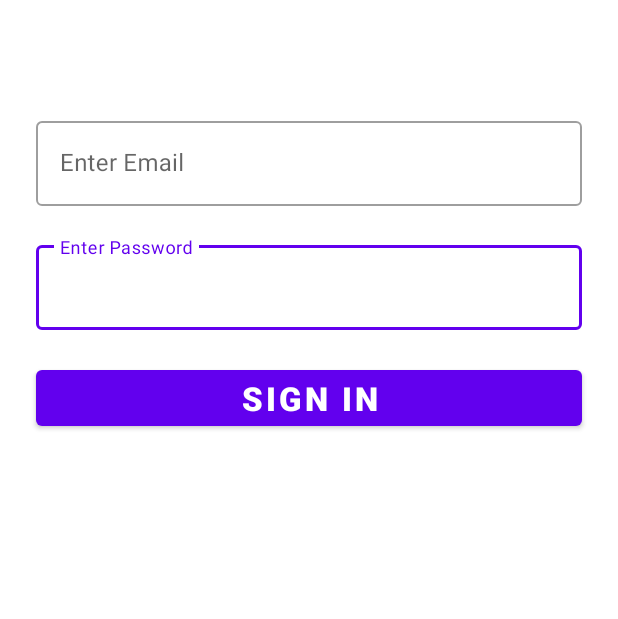
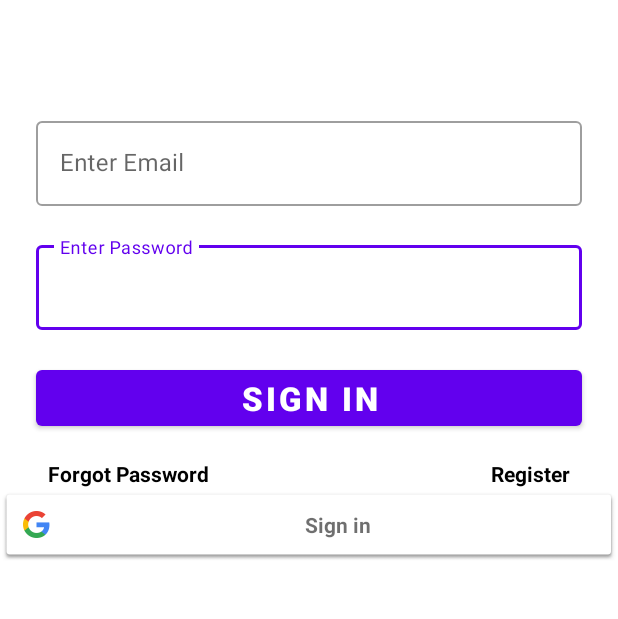
Before and after one commit to legion-11/CMediacal, an Android app: the screen it shows after launch (MainActivity), on a phone screen of 412 x 824 dp, the part 297-916 px from its top. Run offline under Robolectric (Android 15) with nearby library versions, the phone set to English and light mode, and no system bars; our stand-ins replace Firebase (no records; nobody signed in at launch, a user with empty details on screens opened directly).

Commit message:
addition of google auth and FilterListDialog adapter

```diff
--- a/app/build.gradle
+++ b/app/build.gradle
@@ -40,7 +40,12 @@ dependencies {
     implementation 'androidx.appcompat:appcompat:1.2.0'
     implementation 'com.google.android.material:material:1.3.0'
     implementation 'androidx.constraintlayout:constraintlayout:2.0.4'
+
     implementation 'com.google.firebase:firebase-auth:20.0.2'
+    implementation platform('com.google.firebase:firebase-bom:26.5.0')
+    implementation 'com.google.firebase:firebase-auth-ktx'
+    implementation 'com.google.android.gms:play-services-auth:19.0.0'
+
     implementation 'com.google.firebase:firebase-firestore:22.1.0'
     implementation 'androidx.navigation:navigation-fragment-ktx:2.3.3'
     implementation 'androidx.navigation:navigation-ui-ktx:2.3.3'
@@ -54,4 +59,5 @@ dependencies {
 
     implementation 'org.jetbrains.kotlinx:kotlinx-coroutines-core:1.4.1'
     implementation 'org.jetbrains.kotlinx:kotlinx-coroutines-android:1.4.1'
+
 }
--- a/app/src/main/java/com/dmytroandriichuk/cmediacal/MainActivity.kt
+++ b/app/src/main/java/com/dmytroandriichuk/cmediacal/MainActivity.kt
@@ -13,12 +13,19 @@ import androidx.appcompat.app.AppCompatActivity
 import androidx.fragment.app.FragmentManager
 import androidx.fragment.app.FragmentTransaction
 import com.dmytroandriichuk.cmediacal.dialog.OfflineDialog
+import com.google.android.gms.auth.api.signin.GoogleSignIn
+import com.google.android.gms.auth.api.signin.GoogleSignInClient
+import com.google.android.gms.auth.api.signin.GoogleSignInOptions
+import com.google.android.gms.common.SignInButton
+import com.google.android.gms.common.api.ApiException
 import com.google.android.material.textfield.TextInputLayout
 import com.google.firebase.auth.FirebaseAuth
+import com.google.firebase.auth.GoogleAuthProvider
 
 //screen for log in
 class MainActivity : AppCompatActivity(), OfflineDialog.OfflineDialogListener {
     private lateinit var mAuth: FirebaseAuth
+    private lateinit var googleSignInClient: GoogleSignInClient
 
     private lateinit var emailET: EditText
     private lateinit var passwordET: EditText
@@ -30,7 +37,45 @@ class MainActivity : AppCompatActivity(), OfflineDialog.OfflineDialogListener {
         super.onCreate(savedInstanceState)
         setContentView(R.layout.activity_main)
         mAuth = FirebaseAuth.getInstance()
+        val gso = GoogleSignInOptions.Builder(GoogleSignInOptions.DEFAULT_SIGN_IN)
+                .requestIdToken(getString(R.string.default_web_client_id))
+                .requestEmail()
+                .build()
+        googleSignInClient = GoogleSignIn.getClient(this, gso)
 
+
+        emailET = findViewById(R.id.emailET)
+        passwordET = findViewById(R.id.passwordET)
+        progressBar = findViewById(R.id.log_in_progress_bar)
+
+        val sharedPreferences = getSharedPreferences("user default", Context.MODE_PRIVATE)
+        emailET.setText(sharedPreferences.getString("Email", ""))
+
+        emailLayout = findViewById(R.id.emailLayout)
+        passwordLayout = findViewById(R.id.passwordLayout)
+        val signInButton = findViewById<Button>(R.id.sign_in_with_email_button)
+        signInButton.setOnClickListener {
+            signInWithEmail()
+        }
+
+        val forgetPasswordButton = findViewById<TextView>(R.id.forget_password_TV)
+        forgetPasswordButton.setOnClickListener {
+            goToRestorePasswordActivity()
+        }
+
+        val registerButton = findViewById<TextView>(R.id.registration_TV)
+        registerButton.setOnClickListener {
+            goToRegisterActivity()
+        }
+
+        val logInWithGoogle = findViewById<SignInButton>(R.id.sign_in_with_google_button)
+        logInWithGoogle.setOnClickListener {
+            signInWithGoogle()
+        }
+    }
+
+    override fun onStart() {
+        super.onStart()
         if (mAuth.currentUser != null) {
             Log.i("auth", "onStart: registered")
             intent = Intent(this@MainActivity, LandingActivity::class.java)
@@ -39,33 +84,10 @@ class MainActivity : AppCompatActivity(), OfflineDialog.OfflineDialogListener {
             Log.i("auth", "onStart: not registered")
         }
 
-        emailET = findViewById(R.id.emailET)
-        passwordET = findViewById(R.id.passwordET)
-        progressBar = findViewById(R.id.logInProgressBar)
-
-        val sharedPreferences = getSharedPreferences("user default", Context.MODE_PRIVATE)
-        emailET.setText(sharedPreferences.getString("Email", ""))
-
-        emailLayout = findViewById(R.id.emailLayout)
-        passwordLayout = findViewById(R.id.passwordLayout)
-        val signInButton = findViewById<Button>(R.id.SignInButton)
-        signInButton.setOnClickListener {
-            userLogIn()
-        }
-
-        val forgetPasswordButton = findViewById<TextView>(R.id.forgetPasswordTV)
-        forgetPasswordButton.setOnClickListener {
-            goToRestorePasswordActivity()
-        }
-
-        val registerButton = findViewById<TextView>(R.id.registertTV)
-        registerButton.setOnClickListener {
-            goToRegisterActivity()
-        }
     }
 
     //check input and create user
-    private fun userLogIn() {
+    private fun signInWithEmail() {
         val email = emailET.text.toString().trim()
         val password = passwordET.text.toString().trim()
 
@@ -124,6 +146,48 @@ class MainActivity : AppCompatActivity(), OfflineDialog.OfflineDialogListener {
         }
     }
 
+    private fun signInWithGoogle() {
+        val signInIntent = googleSignInClient.signInIntent
+        startActivityForResult(signInIntent, RC_SIGN_IN)
+    }
+
+    override fun onActivityResult(requestCode: Int, resultCode: Int, data: Intent?) {
+        super.onActivityResult(requestCode, resultCode, data)
+
+        // Result returned from launching the Intent from GoogleSignInApi.getSignInIntent(...);
+        if (requestCode == RC_SIGN_IN) {
+            val task = GoogleSignIn.getSignedInAccountFromIntent(data)
+            if (task.isSuccessful) {
+                try {
+                    // Google Sign In was successful, authenticate with Firebase
+                    val account = task.getResult(ApiException::class.java)!!
+                    Log.d("MainActivity", "firebaseAuthWithGoogle:" + account.id)
+                    firebaseAuthWithGoogle(account.idToken!!)
+                } catch (e: ApiException) {
+                    // Google Sign In failed, update UI appropriately
+                    Log.w("MainActivity", "Google sign in failed", e)
+                    // ...
+                }
+            } else { Log.w("MainActivity", task.exception) }
+        }
+    }
+
+    private fun firebaseAuthWithGoogle(idToken: String) {
+        val credential = GoogleAuthProvider.getCredential(idToken, null)
+        mAuth.signInWithCredential(credential)
+                .addOnCompleteListener(this) { task ->
+                    if (task.isSuccessful) {
+                        Log.d("MainActivity", "signInWithCredential:success")
+                        intent = Intent(this@MainActivity, LandingActivity::class.java)
+                        startActivity(intent)
+                    } else {
+                        // If sign in fails, display a message to the user.
+                        Log.w("MainActivity", "signInWithCredential:failure", task.exception)
+                        buildDialog("Connection error")
+                    }
+                }
+    }
+
     //show error message
     private fun buildDialog(message: String){
         val dialog = OfflineDialog(message)
@@ -176,4 +240,8 @@ class MainActivity : AppCompatActivity(), OfflineDialog.OfflineDialogListener {
         Log.i("Internet", "No network")
         return false
     }
+
+    companion object {
+        val RC_SIGN_IN = 111
+    }
 }
--- a/app/src/main/res/layout/activity_main.xml
+++ b/app/src/main/res/layout/activity_main.xml
@@ -7,14 +7,14 @@
     tools:context=".MainActivity">
 
     <Button
-        android:id="@+id/SignInButton"
+        android:id="@+id/sign_in_with_email_button"
         android:layout_width="0dp"
         android:layout_height="wrap_content"
         android:text="@string/sign_in"
         android:textColor="#FFFFFF"
         android:textSize="22sp"
         android:textStyle="bold"
-        app:layout_constraintBottom_toTopOf="@+id/forgetPasswordTV"
+        app:layout_constraintBottom_toTopOf="@+id/forget_password_TV"
         app:layout_constraintEnd_toEndOf="@+id/passwordLayout"
         app:layout_constraintStart_toStartOf="@+id/passwordLayout"
         app:layout_constraintTop_toBottomOf="@+id/passwordLayout" />
@@ -28,10 +28,11 @@
         app:layout_constraintStart_toStartOf="parent"
         app:layout_constraintTop_toTopOf="parent"
         app:layout_constraintVertical_chainStyle="packed"
-        app:srcCompat="@drawable/logo" />
+        app:srcCompat="@drawable/logo"
+        android:contentDescription="@string/logo" />
 
     <ProgressBar
-        android:id="@+id/logInProgressBar"
+        android:id="@+id/log_in_progress_bar"
         style="?android:attr/progressBarStyle"
         android:layout_width="wrap_content"
         android:layout_height="wrap_content"
@@ -42,30 +43,30 @@
         app:layout_constraintTop_toTopOf="parent" />
 
     <TextView
-        android:id="@+id/forgetPasswordTV"
+        android:id="@+id/forget_password_TV"
         android:layout_width="wrap_content"
         android:layout_height="wrap_content"
         android:layout_marginStart="8dp"
         android:layout_marginTop="16dp"
         android:text="@string/forgot_password"
-        android:textColor="#FFFFFF"
+        android:textColor="@color/black"
         android:textStyle="bold"
         app:layout_constraintBottom_toBottomOf="parent"
-        app:layout_constraintStart_toStartOf="@+id/SignInButton"
-        app:layout_constraintTop_toBottomOf="@+id/SignInButton" />
+        app:layout_constraintStart_toStartOf="@+id/sign_in_with_email_button"
+        app:layout_constraintTop_toBottomOf="@+id/sign_in_with_email_button" />
 
     <TextView
-        android:id="@+id/registertTV"
+        android:id="@+id/registration_TV"
         android:layout_width="wrap_content"
         android:layout_height="wrap_content"
         android:layout_marginTop="16dp"
         android:layout_marginEnd="8dp"
         android:text="@string/register"
-        android:textColor="#FFFFFF"
+        android:textColor="@color/black"
         android:textStyle="bold"
         app:layout_constraintBottom_toBottomOf="parent"
-        app:layout_constraintEnd_toEndOf="@+id/SignInButton"
-        app:layout_constraintTop_toBottomOf="@+id/SignInButton"
+        app:layout_constraintEnd_toEndOf="@+id/sign_in_with_email_button"
+        app:layout_constraintTop_toBottomOf="@+id/sign_in_with_email_button"
         app:layout_constraintVertical_bias="0.0" />
 
     <com.google.android.material.textfield.TextInputLayout
@@ -76,7 +77,7 @@
         android:layout_marginStart="24dp"
         android:layout_marginEnd="24dp"
         app:errorEnabled="true"
-        app:layout_constraintBottom_toTopOf="@+id/SignInButton"
+        app:layout_constraintBottom_toTopOf="@+id/sign_in_with_email_button"
         app:layout_constraintEnd_toEndOf="parent"
         app:layout_constraintStart_toStartOf="parent"
         app:layout_constraintTop_toBottomOf="@+id/emailLayout"
@@ -121,4 +122,12 @@
 
     </com.google.android.material.textfield.TextInputLayout>
 
+    <com.google.android.gms.common.SignInButton
+        android:id="@+id/sign_in_with_google_button"
+        android:layout_width="0dp"
+        android:layout_height="wrap_content"
+        app:layout_constraintEnd_toEndOf="parent"
+        app:layout_constraintStart_toStartOf="parent"
+        app:layout_constraintTop_toBottomOf="@+id/forget_password_TV" />
+
 </androidx.constraintlayout.widget.ConstraintLayout>
--- a/app/src/main/res/values/strings.xml
+++ b/app/src/main/res/values/strings.xml
@@ -18,6 +18,7 @@
     <string name="title_notifications">Favourites</string>
     <string name="confirm_password">Confirm Password</string>
     <string name="search_options">Search options</string>
+    <string name="logo">logo</string>
 
     <string-array name="filter_titles">
         <item>Filters1</item>
```
Also changed, not shown: app/src/main/java/com/dmytroandriichuk/cmediacal/ui/search/SearchFragment.kt (+19 -9 lines), app/src/main/java/com/dmytroandriichuk/cmediacal/ui/search/dialog/FilterListAdapter.kt (+17 -4 lines), app/src/main/java/com/dmytroandriichuk/cmediacal/ui/search/dialog/FilterListDialog.kt (+2 -8 lines), app/src/main/res/layout/dialog_list_item.xml (+8 -4 lines).
